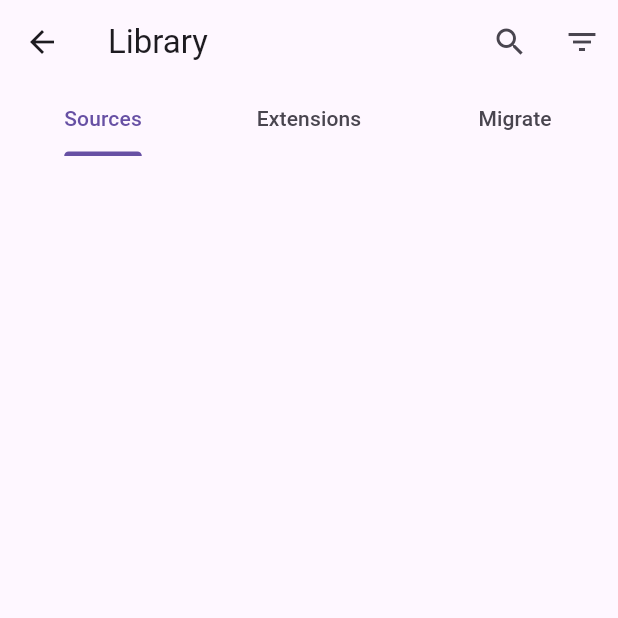
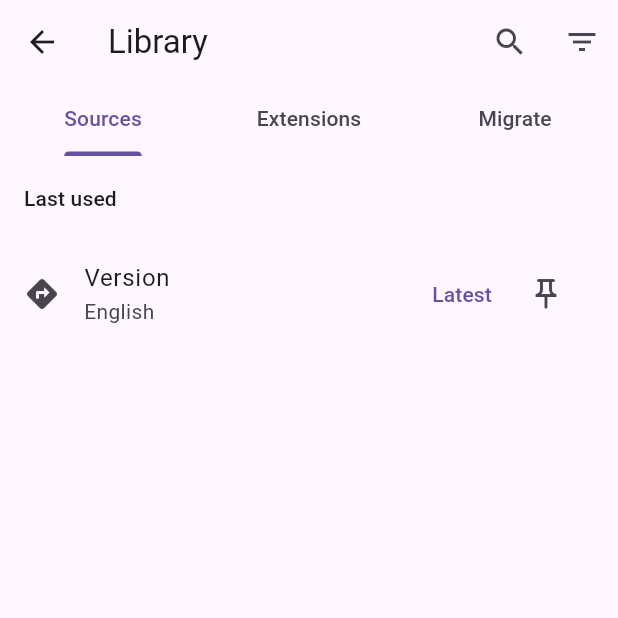
Before and after one commit to KnotUntied/flutteryomi, a Flutter app: the BrowsePage screen opened directly, on a phone screen of 412 x 824 dp, the top half of it. Run offline on Flutter 3.47's test engine with Material 2 defaults, Android fonts, the phone set to English and light mode, and no system bars; our stand-ins replace drift, shared_preferences; accounts and stored records are empty; generated files the repository leaves out were written again.

Commit message:
Progress on source item widget

```diff
--- a/lib/pages/browse.dart
+++ b/lib/pages/browse.dart
@@ -2,6 +2,7 @@ import 'package:flutter/material.dart';
 import 'package:flutter_gen/gen_l10n/app_localizations.dart';
 //import 'package:shared_preferences/shared_preferences.dart';
 
+import 'package:flutteryomi/pages/sources.dart';
 import 'package:flutteryomi/pages/sources_filter.dart';
 
 
@@ -57,16 +58,13 @@ class _BrowsePageState extends State<BrowsePage> with AutomaticKeepAliveClientMi
             ],
           ),
         ),
-        //body: TabBarView(
-        //children: myTabs.map((Tab tab) {
-        //  return Center(
-        //    child: Text(
-        //      'This is the tab',
-        //      style: const TextStyle(fontSize: 36),
-        //    ),
-        //  );
-        //}).toList(),
-        //),
+        body: TabBarView(
+          children: [
+            const SourcesPage(),
+            const SourcesPage(),
+            const SourcesPage(),
+          ]
+        ),
       ),
     );
   }
--- /dev/null
+++ b/lib/pages/sources.dart
@@ -0,0 +1,85 @@
+import 'package:flutter/material.dart';
+import 'package:flutter_gen/gen_l10n/app_localizations.dart';
+
+import 'package:flutteryomi/widgets/list_heading.dart';
+
+
+class SourcesPage extends StatelessWidget {
+  const SourcesPage({super.key});
+
+  @override
+  Widget build(BuildContext context) {
+    final lang = AppLocalizations.of(context);
+    return ListView(
+      children: <Widget>[
+        ListHeading(lang.last_used_source),
+        SourceTile(
+          icon: Icons.directions,
+          label: lang.version,
+          language: "English",
+        ),
+      ],
+    );
+  }
+}
+
+
+class SourceTile extends StatelessWidget {
+  const SourceTile({
+    super.key,
+    required this.icon,
+    required this.label,
+    required this.language,
+  });
+
+  final IconData? icon;
+  final String label;
+  final String language;
+
+  @override
+  Widget build(BuildContext context) {
+    final lang = AppLocalizations.of(context);
+    return ListTile(
+      // secondary is extension/source's icon
+      leading: Icon(icon),
+      title: Text(label),
+      subtitle: Text(language),
+      trailing: Wrap(
+        children: [
+          TextButton(
+            onPressed: () {  },
+            child: Text(lang.latest),
+          ),
+          IconButton(
+            icon: const Icon(Icons.push_pin_outlined),
+            onPressed: () {  },
+          ),
+        ],
+      ),
+      onTap: () {  },
+      onLongPress: () => _showSourceDialog(context),
+    );
+  }
+
+  Future<void> _showSourceDialog(BuildContext context) {
+    final lang = AppLocalizations.of(context);
+    return showDialog(
+      context: context,
+      builder: (BuildContext context) {
+        return SimpleDialog(
+          title: Text(label),
+          children: <SimpleDialogOption>[
+            SimpleDialogOption(
+              child: Text(lang.action_pin),
+              onPressed: () { Navigator.of(context).pop(); },
+            ),
+            SimpleDialogOption(
+              child: Text(lang.action_disable),
+              onPressed: () { Navigator.of(context).pop(); },
+            ),
+          ],
+        );
+      },
+    );
+  }
+}
--- a/lib/pages/sources_filter.dart
+++ b/lib/pages/sources_filter.dart
@@ -9,7 +9,7 @@ class SourcesFilterPage extends StatelessWidget {
     final lang = AppLocalizations.of(context);
     return Scaffold(
       appBar: AppBar(
-        title: Text(lang.pref_category_about),
+        title: Text(lang.label_sources),
       ),
       body: ListView(
         children: <Widget>[
--- a/lib/widgets/list_heading.dart
+++ b/lib/widgets/list_heading.dart
@@ -2,15 +2,15 @@ import 'package:flutter/material.dart';
 
 
 class ListHeading extends StatelessWidget {
-  const ListHeading(this.data, {super.key});
+  const ListHeading(this.label, {super.key});
 
-  final String data;
+  final String label;
 
   @override
   Widget build(BuildContext context) {
     return ListTile(
       title: Text(
-        data,
+        label,
         style: Theme.of(context).textTheme.titleSmall,
       ),
     );
```
